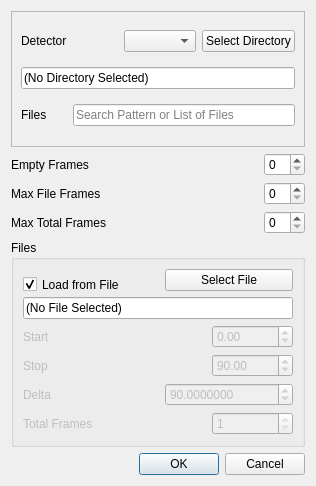
First picture: the form in hexrd/ui/resources/ui/image_stack_dialog.ui, repository HEXRD/hexrdgui, before the edit.
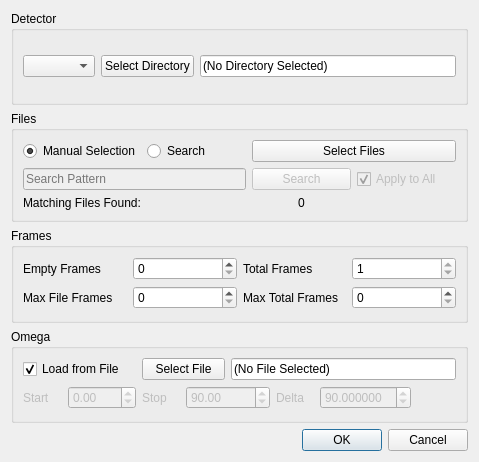
Second picture: the form after the edit.

```diff
--- a/hexrd/ui/resources/ui/image_stack_dialog.ui
+++ b/hexrd/ui/resources/ui/image_stack_dialog.ui
@@ -6,8 +6,8 @@
    <rect>
     <x>0</x>
     <y>0</y>
-    <width>316</width>
-    <height>486</height>
+    <width>479</width>
+    <height>462</height>
    </rect>
   </property>
   <property name="sizePolicy">
@@ -19,34 +19,242 @@
   <property name="windowTitle">
    <string>Dialog</string>
   </property>
-  <layout class="QGridLayout" name="gridLayout_3">
-   <item row="3" column="1">
-    <spacer name="horizontalSpacer_5">
-     <property name="orientation">
-      <enum>Qt::Horizontal</enum>
+  <layout class="QGridLayout" name="gridLayout_4">
+   <item row="0" column="0">
+    <widget class="QGroupBox" name="detector_group">
+     <property name="title">
+      <string>Detector</string>
      </property>
-     <property name="sizeHint" stdset="0">
-      <size>
-       <width>72</width>
-       <height>23</height>
-      </size>
-     </property>
-    </spacer>
+     <layout class="QGridLayout" name="gridLayout_2">
+      <item row="0" column="1">
+       <widget class="QPushButton" name="select_directory">
+        <property name="text">
+         <string>Select Directory</string>
+        </property>
+       </widget>
+      </item>
+      <item row="0" column="0">
+       <widget class="QComboBox" name="detectors"/>
+      </item>
+      <item row="0" column="2">
+       <widget class="QLineEdit" name="current_directory">
+        <property name="contextMenuPolicy">
+         <enum>Qt::DefaultContextMenu</enum>
+        </property>
+        <property name="text">
+         <string>(No Directory Selected)</string>
+        </property>
+        <property name="readOnly">
+         <bool>true</bool>
+        </property>
+        <property name="clearButtonEnabled">
+         <bool>false</bool>
+        </property>
+       </widget>
+      </item>
+     </layout>
+    </widget>
    </item>
-   <item row="4" column="0" colspan="3">
-    <widget class="QGroupBox" name="omega">
+   <item row="1" column="0">
+    <widget class="QGroupBox" name="files_group">
      <property name="title">
       <string>Files</string>
      </property>
+     <layout class="QGridLayout" name="gridLayout_3">
+      <item row="0" column="0">
+       <widget class="QRadioButton" name="files_by_selection">
+        <property name="text">
+         <string>Manual Selection</string>
+        </property>
+        <property name="checked">
+         <bool>true</bool>
+        </property>
+        <attribute name="buttonGroup">
+         <string notr="true">buttonGroup</string>
+        </attribute>
+       </widget>
+      </item>
+      <item row="2" column="0">
+       <widget class="QLabel" name="matching_files_label">
+        <property name="text">
+         <string>Matching Files Found:</string>
+        </property>
+       </widget>
+      </item>
+      <item row="0" column="1">
+       <widget class="QRadioButton" name="files_by_search">
+        <property name="text">
+         <string>Search</string>
+        </property>
+        <attribute name="buttonGroup">
+         <string notr="true">buttonGroup</string>
+        </attribute>
+       </widget>
+      </item>
+      <item row="2" column="2" alignment="Qt::AlignHCenter">
+       <widget class="QLabel" name="file_count">
+        <property name="text">
+         <string>0</string>
+        </property>
+       </widget>
+      </item>
+      <item row="1" column="0" colspan="2">
+       <widget class="QLineEdit" name="search_text">
+        <property name="enabled">
+         <bool>false</bool>
+        </property>
+        <property name="toolTip">
+         <string/>
+        </property>
+        <property name="placeholderText">
+         <string>Search Pattern</string>
+        </property>
+        <property name="clearButtonEnabled">
+         <bool>true</bool>
+        </property>
+       </widget>
+      </item>
+      <item row="1" column="2">
+       <widget class="QPushButton" name="search">
+        <property name="enabled">
+         <bool>false</bool>
+        </property>
+        <property name="text">
+         <string>Search</string>
+        </property>
+       </widget>
+      </item>
+      <item row="1" column="3">
+       <widget class="QCheckBox" name="apply_to_all">
+        <property name="enabled">
+         <bool>false</bool>
+        </property>
+        <property name="text">
+         <string>Apply to All</string>
+        </property>
+        <property name="checked">
+         <bool>true</bool>
+        </property>
+       </widget>
+      </item>
+      <item row="0" column="2" colspan="2">
+       <widget class="QPushButton" name="select_files">
+        <property name="text">
+         <string>Select Files</string>
+        </property>
+       </widget>
+      </item>
+     </layout>
+    </widget>
+   </item>
+   <item row="2" column="0">
+    <widget class="QGroupBox" name="frames_group">
+     <property name="title">
+      <string>Frames</string>
+     </property>
+     <layout class="QGridLayout" name="gridLayout_6">
+      <item row="1" column="0">
+       <widget class="QLabel" name="file_frames_label">
+        <property name="text">
+         <string>Max File Frames</string>
+        </property>
+       </widget>
+      </item>
+      <item row="0" column="1">
+       <widget class="QSpinBox" name="empty_frames"/>
+      </item>
+      <item row="0" column="3">
+       <widget class="QSpinBox" name="total_frames">
+        <property name="enabled">
+         <bool>true</bool>
+        </property>
+        <property name="readOnly">
+         <bool>true</bool>
+        </property>
+        <property name="minimum">
+         <number>1</number>
+        </property>
+        <property name="maximum">
+         <number>1000000</number>
+        </property>
+       </widget>
+      </item>
+      <item row="1" column="3">
+       <widget class="QSpinBox" name="max_total_frames">
+        <property name="value">
+         <number>0</number>
+        </property>
+       </widget>
+      </item>
+      <item row="0" column="0">
+       <widget class="QLabel" name="empty_frames_label">
+        <property name="text">
+         <string>Empty Frames</string>
+        </property>
+       </widget>
+      </item>
+      <item row="1" column="1">
+       <widget class="QSpinBox" name="max_file_frames">
+        <property name="frame">
+         <bool>true</bool>
+        </property>
+        <property name="keyboardTracking">
+         <bool>false</bool>
+        </property>
+        <property name="value">
+         <number>0</number>
+        </property>
+        <layout class="QGridLayout" name="gridLayout_5">
+         <property name="leftMargin">
+          <number>0</number>
+         </property>
+        </layout>
+       </widget>
+      </item>
+      <item row="0" column="2">
+       <widget class="QLabel" name="frames_label">
+        <property name="enabled">
+         <bool>true</bool>
+        </property>
+        <property name="text">
+         <string>Total Frames</string>
+        </property>
+       </widget>
+      </item>
+      <item row="1" column="2">
+       <widget class="QLabel" name="total_frames_label">
+        <property name="text">
+         <string>Max Total Frames</string>
+        </property>
+       </widget>
+      </item>
+     </layout>
+    </widget>
+   </item>
+   <item row="3" column="0">
+    <widget class="QGroupBox" name="omega_group">
+     <property name="title">
+      <string>Omega</string>
+     </property>
      <layout class="QGridLayout" name="gridLayout">
-      <item row="0" column="3" colspan="2">
+      <item row="0" column="0" colspan="2">
+       <widget class="QCheckBox" name="omega_from_file">
+        <property name="text">
+         <string>Load from File</string>
+        </property>
+        <property name="checked">
+         <bool>true</bool>
+        </property>
+       </widget>
+      </item>
+      <item row="0" column="2" colspan="2">
        <widget class="QPushButton" name="load_omega_file">
         <property name="text">
          <string>Select File</string>
         </property>
        </widget>
       </item>
-      <item row="2" column="0">
+      <item row="1" column="0">
        <widget class="QLabel" name="start_label">
         <property name="enabled">
          <bool>false</bool>
@@ -56,20 +264,7 @@
         </property>
        </widget>
       </item>
-      <item row="2" column="1" colspan="3">
-       <spacer name="horizontalSpacer">
-        <property name="orientation">
-         <enum>Qt::Horizontal</enum>
-        </property>
-        <property name="sizeHint" stdset="0">
-         <size>
-          <width>40</width>
-          <height>20</height>
-         </size>
-        </property>
-       </spacer>
-      </item>
-      <item row="2" column="4">
+      <item row="1" column="1">
        <widget class="QDoubleSpinBox" name="start_omega">
         <property name="enabled">
          <bool>false</bool>
@@ -85,20 +280,17 @@
         </property>
        </widget>
       </item>
-      <item row="3" column="1" colspan="3">
-       <spacer name="horizontalSpacer_6">
-        <property name="orientation">
-         <enum>Qt::Horizontal</enum>
+      <item row="1" column="2">
+       <widget class="QLabel" name="stop_label">
+        <property name="enabled">
+         <bool>false</bool>
         </property>
-        <property name="sizeHint" stdset="0">
-         <size>
-          <width>74</width>
-          <height>18</height>
-         </size>
+        <property name="text">
+         <string>Stop</string>
         </property>
-       </spacer>
+       </widget>
       </item>
-      <item row="3" column="4">
+      <item row="1" column="3" colspan="2">
        <widget class="QDoubleSpinBox" name="stop_omega">
         <property name="enabled">
          <bool>false</bool>
@@ -114,20 +306,17 @@
         </property>
        </widget>
       </item>
-      <item row="4" column="1" colspan="2">
-       <spacer name="horizontalSpacer_2">
-        <property name="orientation">
-         <enum>Qt::Horizontal</enum>
+      <item row="1" column="5">
+       <widget class="QLabel" name="delta_label">
+        <property name="enabled">
+         <bool>false</bool>
         </property>
-        <property name="sizeHint" stdset="0">
-         <size>
-          <width>40</width>
-          <height>20</height>
-         </size>
+        <property name="text">
+         <string>Delta</string>
         </property>
-       </spacer>
+       </widget>
       </item>
-      <item row="4" column="3" colspan="2">
+      <item row="1" column="6">
        <widget class="QDoubleSpinBox" name="delta_omega">
         <property name="enabled">
          <bool>false</bool>
@@ -136,7 +325,7 @@
          <set>Qt::AlignLeading|Qt::AlignLeft|Qt::AlignVCenter</set>
         </property>
         <property name="decimals">
-         <number>7</number>
+         <number>6</number>
         </property>
         <property name="minimum">
          <double>0.000000000000000</double>
@@ -149,46 +338,7 @@
         </property>
        </widget>
       </item>
-      <item row="5" column="0" colspan="2">
-       <widget class="QLabel" name="frames_label">
-        <property name="enabled">
-         <bool>false</bool>
-        </property>
-        <property name="text">
-         <string>Total Frames</string>
-        </property>
-       </widget>
-      </item>
-      <item row="5" column="2" colspan="2">
-       <spacer name="horizontalSpacer_7">
-        <property name="orientation">
-         <enum>Qt::Horizontal</enum>
-        </property>
-        <property name="sizeHint" stdset="0">
-         <size>
-          <width>40</width>
-          <height>20</height>
-         </size>
-        </property>
-       </spacer>
-      </item>
-      <item row="5" column="4">
-       <widget class="QSpinBox" name="total_frames">
-        <property name="enabled">
-         <bool>false</bool>
-        </property>
-        <property name="readOnly">
-         <bool>true</bool>
-        </property>
-        <property name="minimum">
-         <number>1</number>
-        </property>
-        <property name="maximum">
-         <number>1000000</number>
-        </property>
-       </widget>
-      </item>
-      <item row="1" column="0" colspan="5">
+      <item row="0" column="4" colspan="4">
        <widget class="QLineEdit" name="omega_file">
         <property name="text">
          <string>(No File Selected)</string>
@@ -198,69 +348,10 @@
         </property>
        </widget>
       </item>
-      <item row="3" column="0">
-       <widget class="QLabel" name="stop_label">
-        <property name="enabled">
-         <bool>false</bool>
-        </property>
-        <property name="text">
-         <string>Stop</string>
-        </property>
-       </widget>
-      </item>
-      <item row="4" column="0">
-       <widget class="QLabel" name="delta_label">
-        <property name="enabled">
-         <bool>false</bool>
-        </property>
-        <property name="text">
-         <string>Delta</string>
-        </property>
-       </widget>
-      </item>
      </layout>
-     <widget class="QCheckBox" name="omega_from_file">
-      <property name="geometry">
-       <rect>
-        <x>12</x>
-        <y>33</y>
-        <width>123</width>
-        <height>23</height>
-       </rect>
-      </property>
-      <property name="text">
-       <string>Load from File</string>
-      </property>
-      <property name="checked">
-       <bool>true</bool>
-      </property>
-     </widget>
     </widget>
    </item>
-   <item row="1" column="2">
-    <widget class="QSpinBox" name="empty_frames"/>
-   </item>
-   <item row="2" column="1">
-    <spacer name="horizontalSpacer_4">
-     <property name="orientation">
-      <enum>Qt::Horizontal</enum>
-     </property>
-     <property name="sizeHint" stdset="0">
-      <size>
-       <width>72</width>
-       <height>23</height>
-      </size>
-     </property>
-    </spacer>
-   </item>
-   <item row="3" column="0">
-    <widget class="QLabel" name="total_frames_label">
-     <property name="text">
-      <string>Max Total Frames</string>
-     </property>
-    </widget>
-   </item>
-   <item row="5" column="1" colspan="2">
+   <item row="4" column="0">
     <widget class="QDialogButtonBox" name="buttonBox">
      <property name="orientation">
       <enum>Qt::Horizontal</enum>
@@ -270,126 +361,6 @@
      </property>
     </widget>
    </item>
-   <item row="2" column="2">
-    <widget class="QSpinBox" name="max_file_frames">
-     <property name="frame">
-      <bool>true</bool>
-     </property>
-     <property name="keyboardTracking">
-      <bool>false</bool>
-     </property>
-     <property name="value">
-      <number>0</number>
-     </property>
-     <layout class="QGridLayout" name="gridLayout_5">
-      <property name="leftMargin">
-       <number>0</number>
-      </property>
-     </layout>
-    </widget>
-   </item>
-   <item row="3" column="2">
-    <widget class="QSpinBox" name="max_total_frames">
-     <property name="value">
-      <number>0</number>
-     </property>
-    </widget>
-   </item>
-   <item row="2" column="0">
-    <widget class="QLabel" name="file_frames_label">
-     <property name="text">
-      <string>Max File Frames</string>
-     </property>
-    </widget>
-   </item>
-   <item row="0" column="0" colspan="3">
-    <widget class="QFrame" name="frame">
-     <property name="frameShape">
-      <enum>QFrame::StyledPanel</enum>
-     </property>
-     <property name="frameShadow">
-      <enum>QFrame::Raised</enum>
-     </property>
-     <layout class="QGridLayout" name="gridLayout_2">
-      <item row="0" column="0" colspan="2">
-       <widget class="QLabel" name="detector_label">
-        <property name="text">
-         <string>Detector</string>
-        </property>
-       </widget>
-      </item>
-      <item row="0" column="2">
-       <widget class="QComboBox" name="detectors"/>
-      </item>
-      <item row="0" column="3">
-       <widget class="QPushButton" name="select_directory">
-        <property name="text">
-         <string>Select Directory</string>
-        </property>
-       </widget>
-      </item>
-      <item row="2" column="0">
-       <widget class="QLabel" name="files_label">
-        <property name="text">
-         <string>Files</string>
-        </property>
-       </widget>
-      </item>
-      <item row="2" column="1" colspan="3">
-       <widget class="QLineEdit" name="files">
-        <property name="enabled">
-         <bool>true</bool>
-        </property>
-        <property name="toolTip">
-         <string/>
-        </property>
-        <property name="placeholderText">
-         <string>Search Pattern or List of Files</string>
-        </property>
-        <property name="clearButtonEnabled">
-         <bool>true</bool>
-        </property>
-       </widget>
-      </item>
-      <item row="1" column="0" colspan="4">
-       <widget class="QLineEdit" name="current_directory">
-        <property name="contextMenuPolicy">
-         <enum>Qt::DefaultContextMenu</enum>
-        </property>
-        <property name="text">
-         <string>(No Directory Selected)</string>
-        </property>
-        <property name="readOnly">
-         <bool>true</bool>
-        </property>
-        <property name="clearButtonEnabled">
-         <bool>false</bool>
-        </property>
-       </widget>
-      </item>
-     </layout>
-    </widget>
-   </item>
-   <item row="1" column="0">
-    <widget class="QLabel" name="empty_frames_label">
-     <property name="text">
-      <string>Empty Frames</string>
-     </property>
-    </widget>
-   </item>
-   <item row="1" column="1">
-    <spacer name="horizontalSpacer_3">
-     <property name="orientation">
-      <enum>Qt::Horizontal</enum>
-     </property>
-     <property name="sizeHint" stdset="0">
-      <size>
-       <width>72</width>
-       <height>23</height>
-      </size>
-     </property>
-    </spacer>
-   </item>
   </layout>
  </widget>
  <tabstops>
```
Left out of the diff: 13 changed lines with no effect on the pictures.
